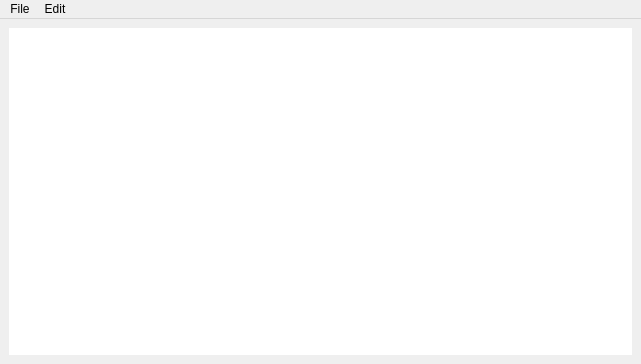
Above: notepad.ui from brenobaptista/notepad-cpp-qt before the change. Below: the same form after it.
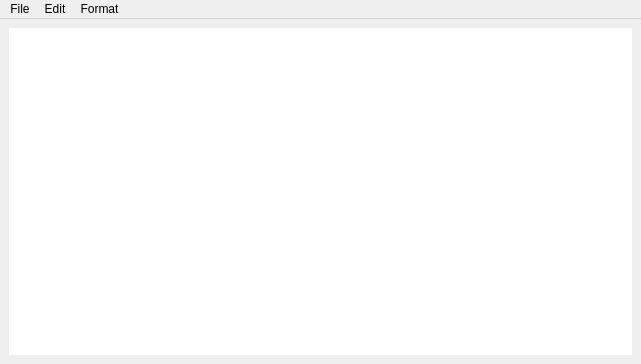
That is the form after the change.

Commit message: Added action to format/fonts

Diff of the .ui file:
```diff
--- a/notepad.ui
+++ b/notepad.ui
@@ -34,7 +34,7 @@
      <x>0</x>
      <y>0</y>
      <width>641</width>
-     <height>20</height>
+     <height>23</height>
     </rect>
    </property>
    <widget class="QMenu" name="menuFile">
@@ -57,8 +57,15 @@
     <addaction name="actionUndo"/>
     <addaction name="actionRedo"/>
    </widget>
+   <widget class="QMenu" name="menuFormat">
+    <property name="title">
+     <string>Format</string>
+    </property>
+    <addaction name="actionFont"/>
+   </widget>
    <addaction name="menuFile"/>
    <addaction name="menuEdit"/>
+   <addaction name="menuFormat"/>
   </widget>
   <action name="actionNew">
    <property name="text">
```
Left out of the diff: 5 changed lines with no effect on the pictures. The commit also changes 2 other files.
